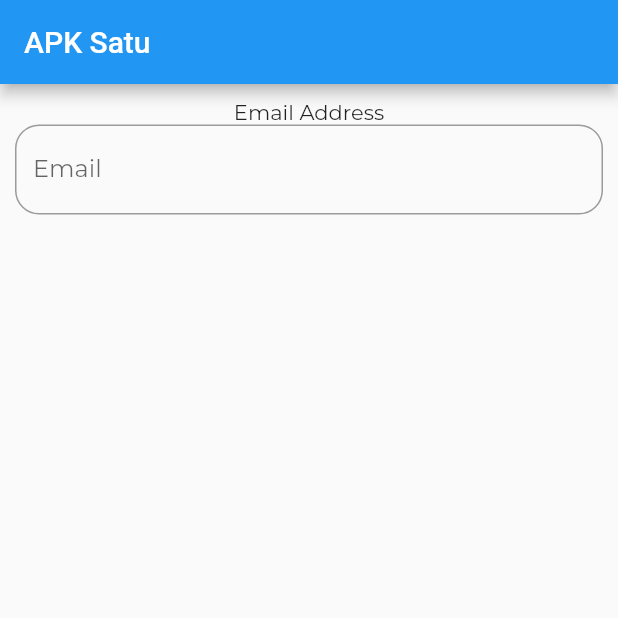
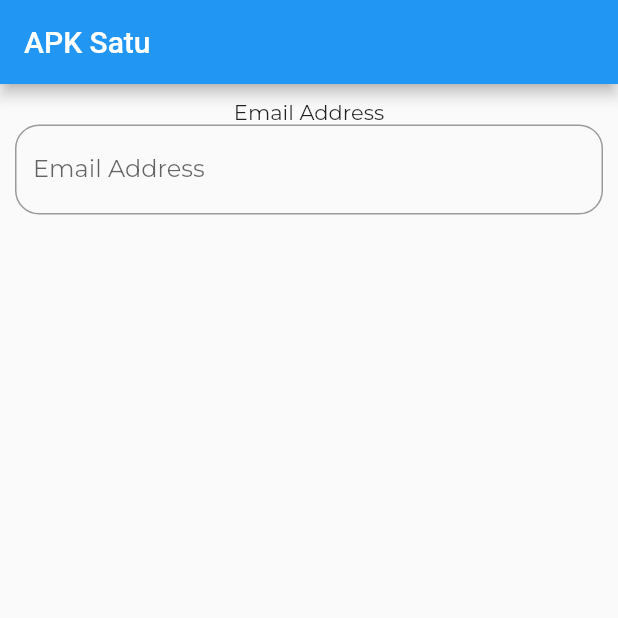
Before and after one commit to mrezaphlv/flutter4, a Flutter app: the screen it shows after launch, on a phone screen of 412 x 824 dp, the top half of it. Run offline on Flutter 3.47's test engine with Material 2 defaults, Android fonts, the phone set to English and light mode, and no system bars; our stand-ins replace bloc, equatable, flutter_bloc, hive; accounts and stored records are empty; project files that could hold a hidden picture were left out.

Commit message:
komit kamis

```diff
--- a/lib/pages/login.dart
+++ b/lib/pages/login.dart
@@ -29,7 +29,7 @@ class _LoginPageState extends State<LoginPage> {
                 controller: emailController,
                 decoration: InputDecoration(
 
-                  hintText: 'Email',
+                  hintText: 'Email Address',
                   focusedBorder: OutlineInputBorder(
                                     borderRadius: const BorderRadius.all(
                                       Radius.circular(16.0),
```
